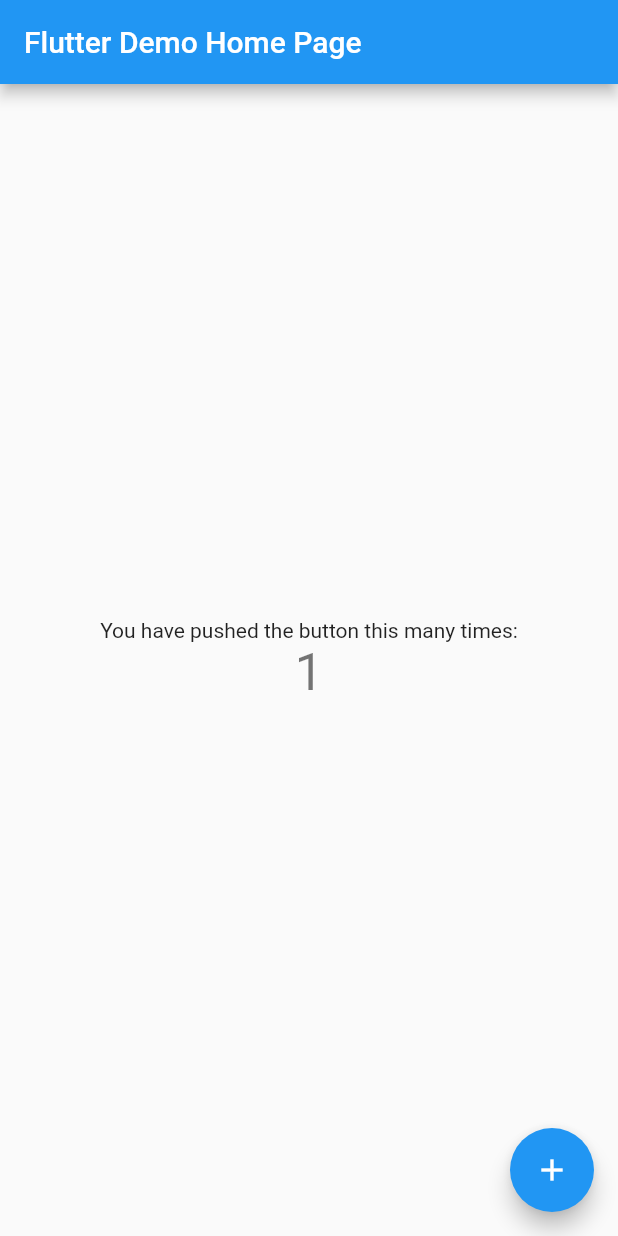
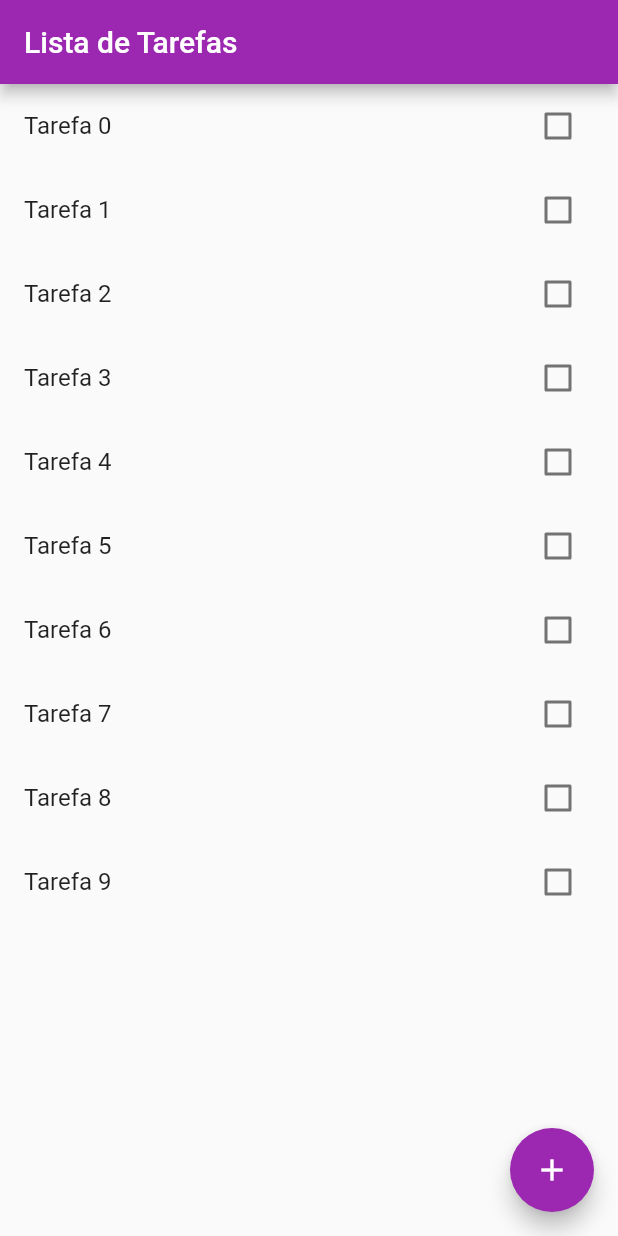
Before and after one commit to moreirapontocom/flutter-lista-tarefas, a Flutter app: the screen it shows after launch, after a tap on the "add" icon, on a phone screen of 412 x 824 dp. Run offline on Flutter 3.47's test engine with Material 2 defaults, Android fonts, the phone set to English and light mode, and no system bars.

Commit message:
Listing tasks

```diff
--- /dev/null
+++ b/lib/home.dart
@@ -0,0 +1,71 @@
+import 'package:flutter/material.dart';
+
+class Home extends StatefulWidget {
+  @override
+  _HomeState createState() => _HomeState();
+}
+
+List<String> tarefas = [];
+
+void _listaTarefas() {
+
+  tarefas.clear();
+
+  for (int i=0;i<10;i++) {
+    tarefas.add('Tarefa ' + i.toString());
+  }
+}
+
+class _HomeState extends State<Home> {
+  @override
+  Widget build(BuildContext context) {
+
+    _listaTarefas();
+    bool _valor = false;
+
+    return Scaffold(
+      appBar: AppBar(
+        title: Text("Lista de Tarefas"),
+        backgroundColor: Colors.purple,
+      ),
+      floatingActionButton: FloatingActionButton(
+        backgroundColor: Colors.purple,
+        foregroundColor: Colors.white,
+        child: Icon(Icons.add),
+        onPressed: () {
+          print("Clicou pra adicionar");
+
+          //
+
+        },
+      ),
+
+      body: Container(
+        child: ListView.builder(
+          itemCount: tarefas.length,
+          itemBuilder: (context, index) {
+
+            return ListTile(
+              title: Text( tarefas[index] ),
+              trailing: Checkbox(
+                value: _valor,
+                onChanged: (bool value) {
+                  print("Checkbox ID " + index.toString() + ". VALUE: " + value.toString());
+                  setState(() {
+                    // _valor = value;
+                    _valor = value;
+                  });
+                },
+              ),
+              // onTap: () {
+              //   print("Item " + index.toString() + " concluído");
+              // },
+            );
+
+          },
+        ),
+      ),
+
+    );
+  }
+}
--- a/lib/main.dart
+++ b/lib/main.dart
@@ -1,111 +1,10 @@
 import 'package:flutter/material.dart';
+import 'package:listatarefas/home.dart';
 
-void main() => runApp(MyApp());
-
-class MyApp extends StatelessWidget {
-  // This widget is the root of your application.
-  @override
-  Widget build(BuildContext context) {
-    return MaterialApp(
-      title: 'Flutter Demo',
-      theme: ThemeData(
-        // This is the theme of your application.
-        //
-        // Try running your application with "flutter run". You'll see the
-        // application has a blue toolbar. Then, without quitting the app, try
-        // changing the primarySwatch below to Colors.green and then invoke
-        // "hot reload" (press "r" in the console where you ran "flutter run",
-        // or simply save your changes to "hot reload" in a Flutter IDE).
-        // Notice that the counter didn't reset back to zero; the application
-        // is not restarted.
-        primarySwatch: Colors.blue,
-      ),
-      home: MyHomePage(title: 'Flutter Demo Home Page'),
-    );
-  }
+void main() {
+  runApp(MaterialApp(
+    title: "Lista de Tarefas",
+    home: Home(),
+    debugShowCheckedModeBanner: false,
+  ));
 }
-
-class MyHomePage extends StatefulWidget {
-  MyHomePage({Key key, this.title}) : super(key: key);
-
-  // This widget is the home page of your application. It is stateful, meaning
-  // that it has a State object (defined below) that contains fields that affect
-  // how it looks.
-
-  // This class is the configuration for the state. It holds the values (in this
-  // case the title) provided by the parent (in this case the App widget) and
-  // used by the build method of the State. Fields in a Widget subclass are
-  // always marked "final".
-
-  final String title;
-
-  @override
-  _MyHomePageState createState() => _MyHomePageState();
-}
-
-class _MyHomePageState extends State<MyHomePage> {
-  int _counter = 0;
-
-  void _incrementCounter() {
-    setState(() {
-      // This call to setState tells the Flutter framework that something has
-      // changed in this State, which causes it to rerun the build method below
-      // so that the display can reflect the updated values. If we changed
-      // _counter without calling setState(), then the build method would not be
-      // called again, and so nothing would appear to happen.
-      _counter++;
-    });
-  }
-
-  @override
-  Widget build(BuildContext context) {
-    // This method is rerun every time setState is called, for instance as done
-    // by the _incrementCounter method above.
-    //
-    // The Flutter framework has been optimized to make rerunning build methods
-    // fast, so that you can just rebuild anything that needs updating rather
-    // than having to individually change instances of widgets.
-    return Scaffold(
-      appBar: AppBar(
-        // Here we take the value from the MyHomePage object that was created by
-        // the App.build method, and use it to set our appbar title.
-        title: Text(widget.title),
-      ),
-      body: Center(
-        // Center is a layout widget. It takes a single child and positions it
-        // in the middle of the parent.
-        child: Column(
-          // Column is also a layout widget. It takes a list of children and
-          // arranges them vertically. By default, it sizes itself to fit its
-          // children horizontally, and tries to be as tall as its parent.
-          //
-          // Invoke "debug painting" (press "p" in the console, choose the
-          // "Toggle Debug Paint" action from the Flutter Inspector in Android
-          // Studio, or the "Toggle Debug Paint" command in Visual Studio Code)
-          // to see the wireframe for each widget.
-          //
-          // Column has various properties to control how it sizes itself and
-          // how it positions its children. Here we use mainAxisAlignment to
-          // center the children vertically; the main axis here is the vertical
-          // axis because Columns are vertical (the cross axis would be
-          // horizontal).
-          mainAxisAlignment: MainAxisAlignment.center,
-          children: <Widget>[
-            Text(
-              'You have pushed the button this many times:',
-            ),
-            Text(
-              '$_counter',
-              style: Theme.of(context).textTheme.display1,
-            ),
-          ],
-        ),
-      ),
-      floatingActionButton: FloatingActionButton(
-        onPressed: _incrementCounter,
-        tooltip: 'Increment',
-        child: Icon(Icons.add),
-      ), // This trailing comma makes auto-formatting nicer for build methods.
-    );
-  }
-}
```
Also changed, not shown: 1 other file.
